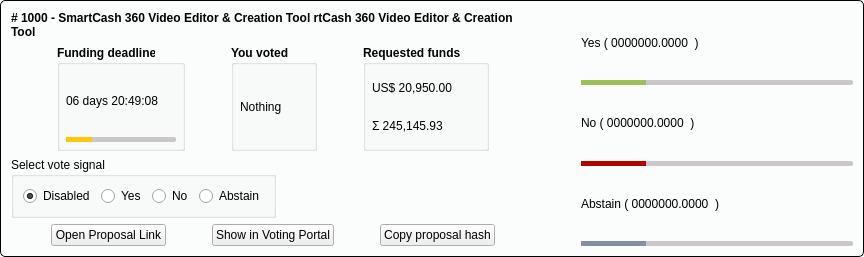
Old version of the form src/qt/forms/smartproposal.ui in the repository SmartCash/Core-Smart.
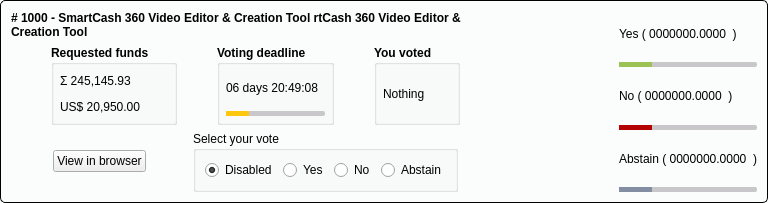
New version of the form.

Commit message: qt: Undo changes in the voting UI

Diff of the .ui file:
```diff
--- a/src/qt/forms/smartproposal.ui
+++ b/src/qt/forms/smartproposal.ui
@@ -6,16 +6,10 @@
    <rect>
     <x>0</x>
     <y>0</y>
-    <width>864</width>
-    <height>257</height>
+    <width>768</width>
+    <height>203</height>
    </rect>
   </property>
-  <property name="sizePolicy">
-   <sizepolicy hsizetype="Preferred" vsizetype="Fixed">
-    <horstretch>0</horstretch>
-    <verstretch>0</verstretch>
-   </sizepolicy>
-  </property>
   <property name="windowTitle">
    <string>Form</string>
   </property>
@@ -68,16 +62,76 @@
         <number>0</number>
        </property>
        <item>
-        <spacer name="horizontalSpacer_15">
+        <spacer name="horizontalSpacer_5">
          <property name="orientation">
           <enum>Qt::Horizontal</enum>
          </property>
          <property name="sizeType">
-          <enum>QSizePolicy::Expanding</enum>
+          <enum>QSizePolicy::Minimum</enum>
          </property>
          <property name="sizeHint" stdset="0">
           <size>
-           <width>10</width>
+           <width>40</width>
+           <height>20</height>
+          </size>
+         </property>
+        </spacer>
+       </item>
+       <item>
+        <widget class="QGroupBox" name="groupBox_4">
+         <property name="font">
+          <font>
+           <weight>75</weight>
+           <bold>true</bold>
+          </font>
+         </property>
+         <property name="title">
+          <string>Requested funds</string>
+         </property>
+         <layout class="QVBoxLayout" name="verticalLayout_3">
+          <property name="spacing">
+           <number>6</number>
+          </property>
+          <property name="leftMargin">
+           <number>6</number>
+          </property>
+          <property name="topMargin">
+           <number>6</number>
+          </property>
+          <property name="rightMargin">
+           <number>6</number>
+          </property>
+          <property name="bottomMargin">
+           <number>6</number>
+          </property>
+          <item>
+           <widget class="QLabel" name="amountSmartLabel">
+            <property name="text">
+             <string>Σ 245,145.93</string>
+            </property>
+           </widget>
+          </item>
+          <item>
+           <widget class="QLabel" name="amountUSDLabel">
+            <property name="text">
+             <string>US$ 20,950.00</string>
+            </property>
+           </widget>
+          </item>
+         </layout>
+        </widget>
+       </item>
+       <item>
+        <spacer name="horizontalSpacer">
+         <property name="orientation">
+          <enum>Qt::Horizontal</enum>
+         </property>
+         <property name="sizeType">
+          <enum>QSizePolicy::Minimum</enum>
+         </property>
+         <property name="sizeHint" stdset="0">
+          <size>
+           <width>40</width>
            <height>20</height>
           </size>
          </property>
@@ -93,7 +147,7 @@
           </font>
          </property>
          <property name="title">
-          <string>Funding deadline</string>
+          <string>Voting deadline</string>
          </property>
          <layout class="QVBoxLayout" name="verticalLayout_8">
           <property name="spacing">
@@ -142,18 +196,18 @@
           <enum>Qt::Horizontal</enum>
          </property>
          <property name="sizeType">
-          <enum>QSizePolicy::Expanding</enum>
+          <enum>QSizePolicy::Minimum</enum>
          </property>
          <property name="sizeHint" stdset="0">
           <size>
-           <width>10</width>
+           <width>40</width>
            <height>20</height>
           </size>
          </property>
         </spacer>
        </item>
        <item>
-        <widget class="QGroupBox" name="groupBox_4">
+        <widget class="QGroupBox" name="groupBox_2">
          <property name="sizePolicy">
           <sizepolicy hsizetype="Preferred" vsizetype="Expanding">
            <horstretch>0</horstretch>
@@ -169,7 +223,7 @@
          <property name="title">
           <string>You voted</string>
          </property>
-         <layout class="QVBoxLayout" name="verticalLayout_3">
+         <layout class="QVBoxLayout" name="verticalLayout_2">
           <property name="leftMargin">
            <number>6</number>
           </property>
@@ -183,7 +237,7 @@
            <number>6</number>
           </property>
           <item>
-           <widget class="QLabel" name="votedFundingLabel">
+           <widget class="QLabel" name="votedLabel">
             <property name="text">
              <string>Nothing</string>
             </property>
@@ -196,7 +250,7 @@
         </widget>
        </item>
        <item>
-        <spacer name="horizontalSpacer_5">
+        <spacer name="horizontalSpacer_2">
          <property name="orientation">
           <enum>Qt::Horizontal</enum>
          </property>
@@ -205,76 +259,7 @@
          </property>
          <property name="sizeHint" stdset="0">
           <size>
-           <width>10</width>
-           <height>20</height>
-          </size>
-         </property>
-        </spacer>
-       </item>
-       <item>
-        <widget class="QGroupBox" name="groupBox_5">
-         <property name="sizePolicy">
-          <sizepolicy hsizetype="Preferred" vsizetype="Expanding">
-           <horstretch>0</horstretch>
-           <verstretch>0</verstretch>
-          </sizepolicy>
-         </property>
-         <property name="font">
-          <font>
-           <weight>75</weight>
-           <bold>true</bold>
-          </font>
-         </property>
-         <property name="title">
-          <string>Requested funds</string>
-         </property>
-         <layout class="QVBoxLayout" name="verticalLayout_5">
-          <property name="leftMargin">
-           <number>6</number>
-          </property>
-          <property name="topMargin">
-           <number>6</number>
-          </property>
-          <property name="rightMargin">
-           <number>6</number>
-          </property>
-          <property name="bottomMargin">
-           <number>6</number>
-          </property>
-          <item>
-           <widget class="QLabel" name="amountUSDLabel">
-            <property name="sizePolicy">
-             <sizepolicy hsizetype="Maximum" vsizetype="Preferred">
-              <horstretch>0</horstretch>
-              <verstretch>0</verstretch>
-             </sizepolicy>
-            </property>
-            <property name="text">
-             <string>US$ 20,950.00</string>
-            </property>
-           </widget>
-          </item>
-          <item>
-           <widget class="QLabel" name="amountSmartLabel">
-            <property name="text">
-             <string>Σ 245,145.93</string>
-            </property>
-           </widget>
-          </item>
-         </layout>
-        </widget>
-       </item>
-       <item>
-        <spacer name="horizontalSpacer_12">
-         <property name="orientation">
-          <enum>Qt::Horizontal</enum>
-         </property>
-         <property name="sizeType">
-          <enum>QSizePolicy::Expanding</enum>
-         </property>
-         <property name="sizeHint" stdset="0">
-          <size>
-           <width>10</width>
+           <width>40</width>
            <height>20</height>
           </size>
          </property>
@@ -285,11 +270,50 @@
      <item>
       <layout class="QHBoxLayout" name="horizontalLayout_2">
        <item>
-        <widget class="QGroupBox" name="groupBoxSignal">
+        <spacer name="horizontalSpacer_6">
+         <property name="orientation">
+          <enum>Qt::Horizontal</enum>
+         </property>
+         <property name="sizeHint" stdset="0">
+          <size>
+           <width>40</width>
+           <height>20</height>
+          </size>
+         </property>
+        </spacer>
+       </item>
+       <item>
+        <widget class="QPushButton" name="viewProposalButton">
+         <property name="text">
+          <string>View in browser</string>
+         </property>
+         <property name="autoDefault">
+          <bool>false</bool>
+         </property>
+         <property name="flat">
+          <bool>false</bool>
+         </property>
+        </widget>
+       </item>
+       <item>
+        <spacer name="horizontalSpacer_3">
+         <property name="orientation">
+          <enum>Qt::Horizontal</enum>
+         </property>
+         <property name="sizeHint" stdset="0">
+          <size>
+           <width>40</width>
+           <height>20</height>
+          </size>
+         </property>
+        </spacer>
+       </item>
+       <item>
+        <widget class="QGroupBox" name="groupBox">
          <property name="title">
-          <string>Select vote signal</string>
+          <string>Select your vote</string>
          </property>
-         <layout class="QHBoxLayout" name="horizontalLayout_5">
+         <layout class="QHBoxLayout" name="horizontalLayout_4">
           <item>
            <widget class="QRadioButton" name="disabledButton">
             <property name="text">
@@ -319,120 +343,13 @@
             <property name="text">
              <string>Abstain</string>
             </property>
-            <property name="checked">
-             <bool>false</bool>
-            </property>
            </widget>
           </item>
          </layout>
         </widget>
        </item>
        <item>
-        <spacer name="horizontalSpacer_3">
-         <property name="orientation">
-          <enum>Qt::Horizontal</enum>
-         </property>
-         <property name="sizeHint" stdset="0">
-          <size>
-           <width>40</width>
-           <height>20</height>
-          </size>
-         </property>
-        </spacer>
-       </item>
-      </layout>
-     </item>
-     <item>
-      <layout class="QHBoxLayout" name="horizontalLayout_6">
-       <item>
-        <spacer name="horizontalSpacer_6">
-         <property name="orientation">
-          <enum>Qt::Horizontal</enum>
-         </property>
-         <property name="sizeHint" stdset="0">
-          <size>
-           <width>40</width>
-           <height>20</height>
-          </size>
-         </property>
-        </spacer>
-       </item>
-       <item>
-        <widget class="QPushButton" name="viewProposalButton">
-         <property name="sizePolicy">
-          <sizepolicy hsizetype="Preferred" vsizetype="Preferred">
-           <horstretch>0</horstretch>
-           <verstretch>0</verstretch>
-          </sizepolicy>
-         </property>
-         <property name="text">
-          <string>Open Proposal Link</string>
-         </property>
-        </widget>
-       </item>
-       <item>
-        <spacer name="horizontalSpacer_9">
-         <property name="orientation">
-          <enum>Qt::Horizontal</enum>
-         </property>
-         <property name="sizeHint" stdset="0">
-          <size>
-           <width>40</width>
-           <height>20</height>
-          </size>
-         </property>
-        </spacer>
-       </item>
-       <item>
-        <widget class="QPushButton" name="viewPortalButton">
-         <property name="sizePolicy">
-          <sizepolicy hsizetype="Preferred" vsizetype="Preferred">
-           <horstretch>0</horstretch>
-           <verstretch>0</verstretch>
-          </sizepolicy>
-         </property>
-         <property name="text">
-          <string>Show in Voting Portal</string>
-         </property>
-        </widget>
-       </item>
-       <item>
-        <spacer name="horizontalSpacer_10">
-         <property name="orientation">
-          <enum>Qt::Horizontal</enum>
-         </property>
-         <property name="sizeHint" stdset="0">
-          <size>
-           <width>40</width>
-           <height>20</height>
-          </size>
-         </property>
-        </spacer>
-       </item>
-       <item>
-        <widget class="QPushButton" name="copyHashButton">
-         <property name="sizePolicy">
-          <sizepolicy hsizetype="Preferred" vsizetype="Preferred">
-           <horstretch>0</horstretch>
-           <verstretch>0</verstretch>
-          </sizepolicy>
-         </property>
-         <property name="text">
-          <string>Copy proposal hash</string>
-         </property>
-         <property name="autoDefault">
-          <bool>false</bool>
-         </property>
-         <property name="default">
-          <bool>false</bool>
-         </property>
-         <property name="flat">
-          <bool>false</bool>
-         </property>
-        </widget>
-       </item>
-       <item>
-        <spacer name="horizontalSpacer_16">
+        <spacer name="horizontalSpacer_4">
          <property name="orientation">
           <enum>Qt::Horizontal</enum>
          </property>
@@ -454,7 +371,7 @@
       <enum>Qt::Horizontal</enum>
      </property>
      <property name="sizeType">
-      <enum>QSizePolicy::Preferred</enum>
+      <enum>QSizePolicy::MinimumExpanding</enum>
      </property>
      <property name="sizeHint" stdset="0">
       <size>
```
Left out of the diff: 13 changed lines with no effect on the pictures. The commit also changes 7 other files.
